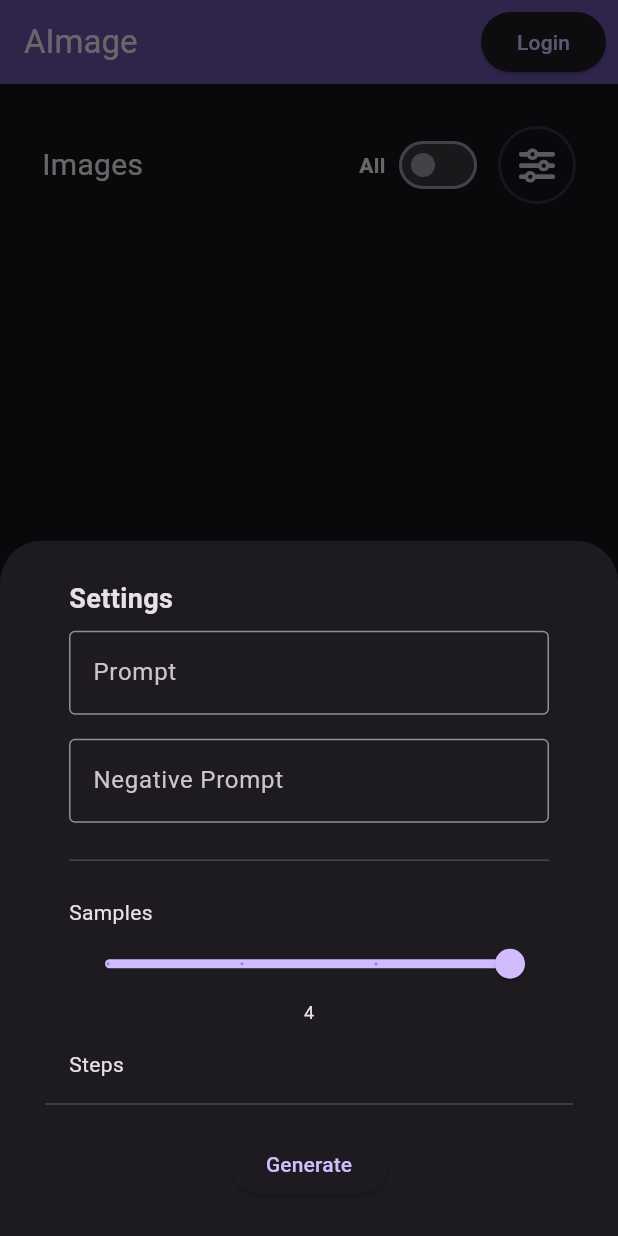
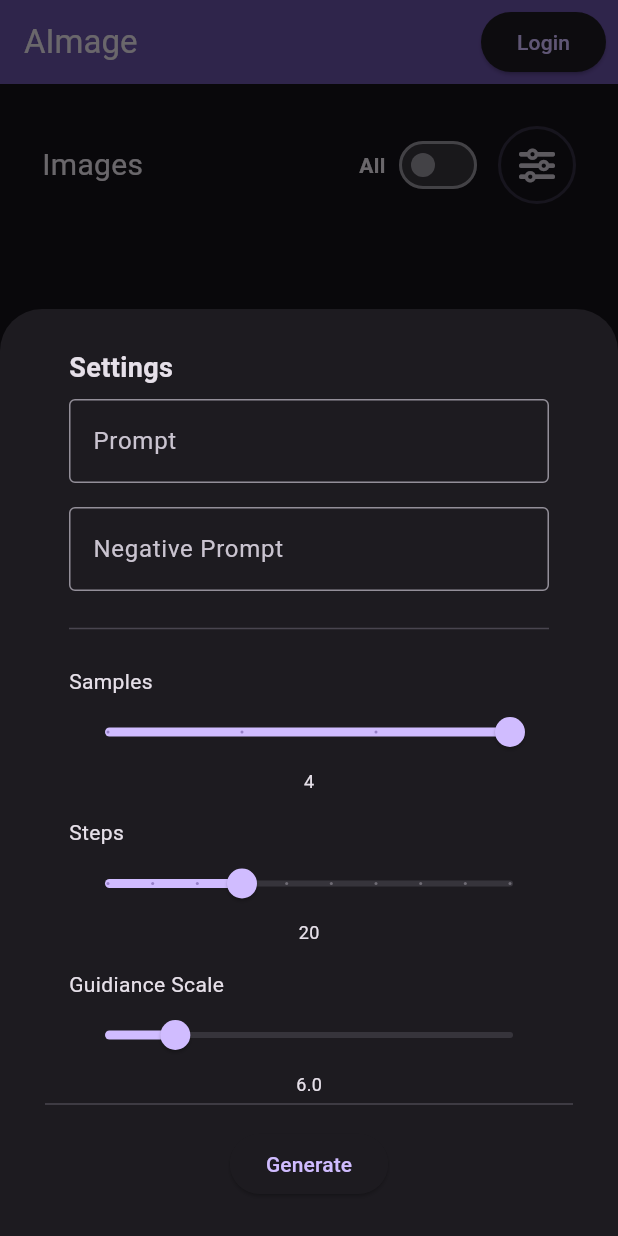
Before and after one commit to MiguelLuque/Aimage, a Flutter app: the screen it shows after launch, after a tap on an icon or button, on a phone screen of 412 x 824 dp. Run offline on Flutter 3.47's test engine with Material 3 defaults, Android fonts, the light colour scheme and no system bars; our stand-ins replace flutter_riverpod, font_awesome_flutter, supabase_flutter; missing offline and left inert: supabase_auth_ui; accounts and stored records are empty.

Commit message:
change modalbottomsheet size

```diff
--- a/lib/features/text_to_image/presentation/screens/text_to_image_mobile_screen.dart
+++ b/lib/features/text_to_image/presentation/screens/text_to_image_mobile_screen.dart
@@ -67,12 +67,20 @@ class TextToImageMobileScreen extends ConsumerWidget {
                         child: IconButton(
                             onPressed: () {
                               showModalBottomSheet(
+                                  elevation: 5,
+                                  isScrollControlled: true,
+                                  isDismissible: true,
                                   context: context,
-                                  builder: (context) => const Padding(
-                                        padding: EdgeInsets.symmetric(
-                                            horizontal: 30, vertical: 10),
-                                        child: SettingsForm(
-                                          isMobile: true,
+                                  builder: (context) => SizedBox(
+                                        height:
+                                            MediaQuery.of(context).size.height *
+                                                0.75,
+                                        child: const Padding(
+                                          padding: EdgeInsets.symmetric(
+                                              horizontal: 30, vertical: 10),
+                                          child: SettingsForm(
+                                            isMobile: true,
+                                          ),
                                         ),
                                       ));
                             },
```
